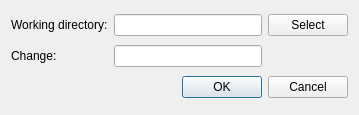
Above: src/plugins/git/changeselectiondialog.ui from qt-creator/qt-creator before the change. Below: the same form after it.
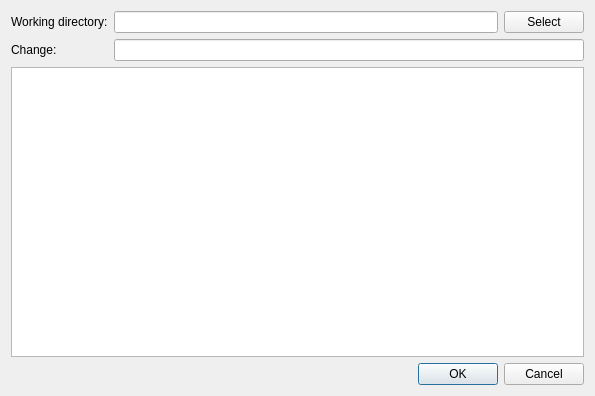
That is the form after the change.

Commit message: Git: Show change details in a text edit instead of a tooltip

Diff of the .ui file:
```diff
--- a/src/plugins/git/changeselectiondialog.ui
+++ b/src/plugins/git/changeselectiondialog.ui
@@ -6,14 +6,24 @@
    <rect>
     <x>0</x>
     <y>0</y>
-    <width>359</width>
-    <height>115</height>
+    <width>595</width>
+    <height>396</height>
    </rect>
   </property>
   <layout class="QGridLayout" name="gridLayout">
    <property name="sizeConstraint">
     <enum>QLayout::SetDefaultConstraint</enum>
    </property>
+   <item row="3" column="0" colspan="3">
+    <widget class="QDialogButtonBox" name="buttonBox">
+     <property name="orientation">
+      <enum>Qt::Horizontal</enum>
+     </property>
+     <property name="standardButtons">
+      <set>QDialogButtonBox::Cancel|QDialogButtonBox::Ok</set>
+     </property>
+    </widget>
+   </item>
    <item row="0" column="0">
     <widget class="QLabel" name="label">
      <property name="text">
@@ -38,16 +48,19 @@
      </property>
     </widget>
    </item>
-   <item row="1" column="1">
+   <item row="1" column="1" colspan="2">
     <widget class="QLineEdit" name="changeNumberEdit"/>
    </item>
    <item row="2" column="0" colspan="3">
-    <widget class="QDialogButtonBox" name="buttonBox">
-     <property name="orientation">
-      <enum>Qt::Horizontal</enum>
+    <widget class="QPlainTextEdit" name="detailsText">
+     <property name="undoRedoEnabled">
+      <bool>false</bool>
      </property>
-     <property name="standardButtons">
-      <set>QDialogButtonBox::Cancel|QDialogButtonBox::Ok</set>
+     <property name="lineWrapMode">
+      <enum>QPlainTextEdit::NoWrap</enum>
+     </property>
+     <property name="readOnly">
+      <bool>true</bool>
      </property>
     </widget>
    </item>
```
Left out of the diff: 4 changed lines with no effect on the pictures. The commit also changes 2 other files.
